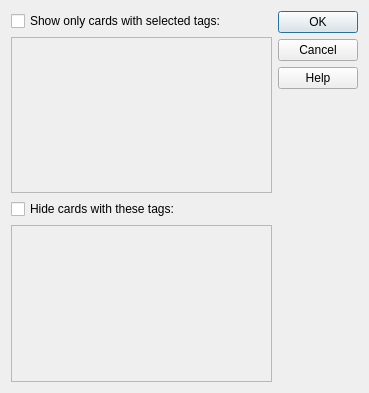
Before: the Qt Designer form designer/activetags.ui in ankitects/anki, drawn with Qt 5.
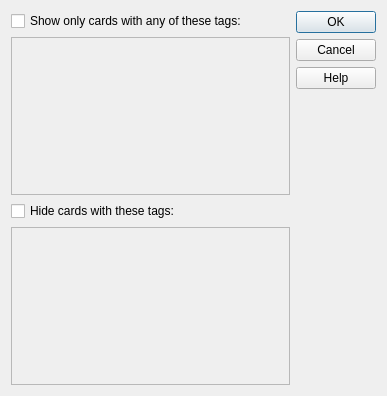
After: the same form once the commit is applied.

Commit message: clarify selective study wording

```diff
--- a/designer/activetags.ui
+++ b/designer/activetags.ui
@@ -6,8 +6,8 @@
    <rect>
     <x>0</x>
     <y>0</y>
-    <width>369</width>
-    <height>393</height>
+    <width>387</width>
+    <height>396</height>
    </rect>
   </property>
   <property name="windowTitle">
@@ -21,7 +21,7 @@
        <item>
         <widget class="QCheckBox" name="activeCheck">
          <property name="text">
-          <string>Show only cards with selected tags:</string>
+          <string>Show only cards with any of these tags:</string>
          </property>
         </widget>
        </item>
```
